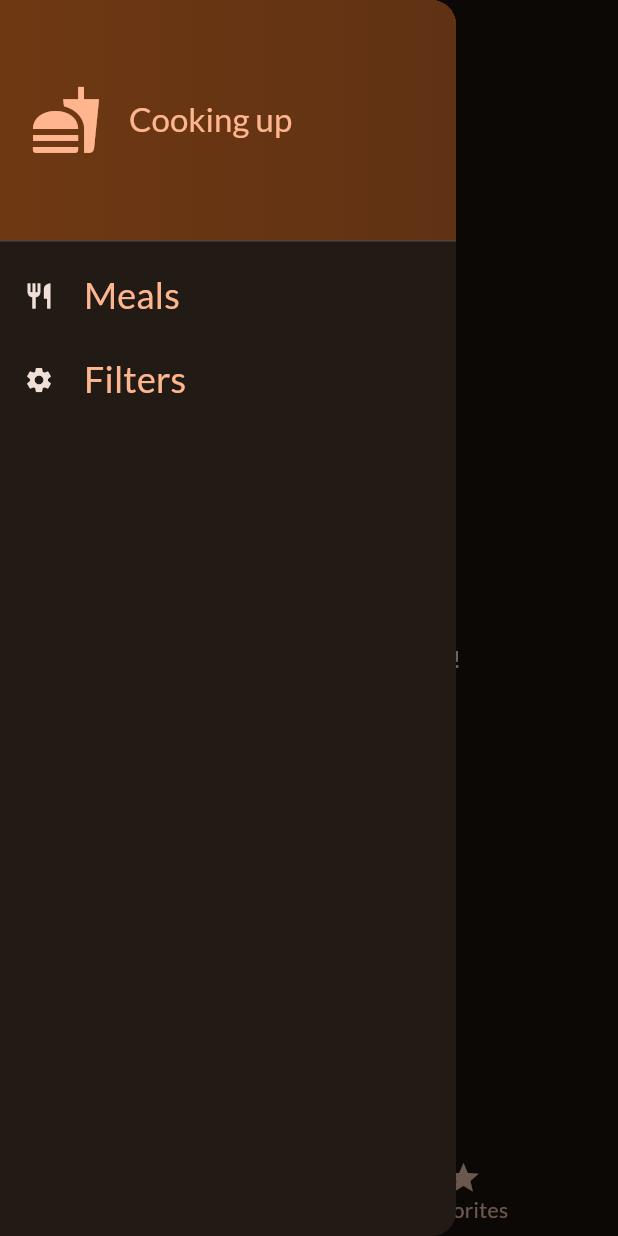
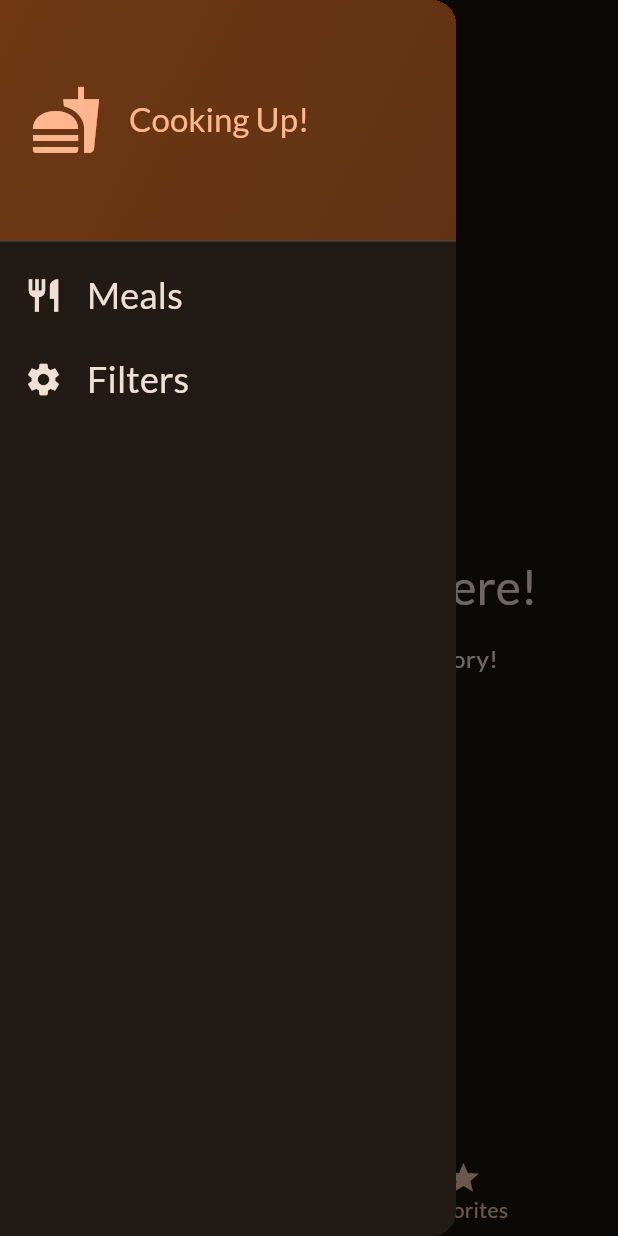
Before and after one commit to KKrsnakova/mealApp2, a Flutter app: the screen it shows after launch, item 2 of the bottom bar chosen, with the side drawer open, on a phone screen of 412 x 824 dp. Run offline on Flutter 3.47's test engine with Material 3 defaults, Android fonts, the phone set to English and light mode, and no system bars; our stand-ins replace flutter_riverpod, google_fonts, transparent_image.

Commit message:
update commit

```diff
--- a/lib/data/dummy_data.dart
+++ b/lib/data/dummy_data.dart
@@ -4,7 +4,7 @@ import 'package:meals/models/category.dart';
 import 'package:meals/models/meal.dart';
 
 // Constants in Dart should be written in lowerCamelcase.
-var availableCategories = [
+const availableCategories = [
   Category(
     id: 'c1',
     title: 'Italian',
--- /dev/null
+++ b/lib/provider/favorites_provider.dart
@@ -0,0 +1,22 @@
+import 'package:flutter_riverpod/flutter_riverpod.dart';
+import 'package:meals/models/meal.dart';
+
+class FavouriteMealsNotifier extends StateNotifier<List<Meal>> {
+  FavouriteMealsNotifier() : super([]);
+
+  bool toggleMealFavouriteStatus(Meal meal) {
+    final mealIsFavourite = state.contains(meal);
+    if (mealIsFavourite) {
+      state = state.where((m) => m.id != meal.id).toList();
+      return false;
+    } else {
+      state = [...state, meal];
+      return true;
+    }
+  }
+}
+
+final favouriteMealsProvider =
+    StateNotifierProvider<FavouriteMealsNotifier, List<Meal>>((ref) {
+  return FavouriteMealsNotifier();
+});
--- /dev/null
+++ b/lib/provider/filters_provider.dart
@@ -0,0 +1,59 @@
+import 'package:flutter_riverpod/flutter_riverpod.dart';
+import 'package:meals/provider/meals_provider.dart';
+
+enum Filter {
+  glutenFree,
+  lactoseFree,
+  vegetarian,
+  vegan,
+}
+
+class FiltersNotifier extends StateNotifier<Map<Filter, bool>> {
+  FiltersNotifier()
+      : super({
+          Filter.glutenFree: false,
+          Filter.lactoseFree: false,
+          Filter.vegetarian: false,
+          Filter.vegan: false
+        });
+
+  void setFilters(Map<Filter, bool> chosenFilters) {
+    state = chosenFilters;
+  }
+
+  void setFilter(Filter filter, bool isActive) {
+    // state[filter] = isActive //not allowed bcs mutating state
+    state = {
+      ...state,
+      filter: isActive,
+    };
+  }
+}
+
+final filtersProvider =
+    StateNotifierProvider<FiltersNotifier, Map<Filter, bool>>(
+  (ref) => FiltersNotifier(),
+);
+
+final filteredMealsProvider = Provider(
+  (ref) {
+    final meals = ref.watch(mealsProvider);
+    final activeFilters = ref.watch(filtersProvider);
+
+    return meals.where((meal) {
+      if (activeFilters[Filter.glutenFree]! && !meal.isGlutenFree) {
+        return false;
+      }
+      if (activeFilters[Filter.lactoseFree]! && !meal.isLactoseFree) {
+        return false;
+      }
+      if (activeFilters[Filter.vegetarian]! && !meal.isVegetarian) {
+        return false;
+      }
+      if (activeFilters[Filter.vegan]! && !meal.isVegan) {
+        return false;
+      }
+      return true;
+    }).toList();
+  },
+);
--- a/lib/screens/meals.dart
+++ b/lib/screens/meals.dart
@@ -1,25 +1,24 @@
 import 'package:flutter/material.dart';
+
 import 'package:meals/models/meal.dart';
-import 'package:meals/screens/meal_detail.dart';
+import 'package:meals/screens/meal_details.dart';
 import 'package:meals/widgets/meal_item.dart';
 
 class MealsScreen extends StatelessWidget {
-  const MealsScreen(
-      {super.key,
+  const MealsScreen({
+    super.key,
     this.title,
     required this.meals,
-      required this.onToggleFavourite});
+  });
 
   final String? title;
   final List<Meal> meals;
-  final void Function(Meal meal) onToggleFavourite;
 
   void selectMeal(BuildContext context, Meal meal) {
     Navigator.of(context).push(
       MaterialPageRoute(
-        builder: (ctx) => MealDetailScreen(
+        builder: (ctx) => MealDetailsScreen(
           meal: meal,
-          onToggleFavourite: onToggleFavourite,
         ),
       ),
     );
@@ -32,21 +31,17 @@ class MealsScreen extends StatelessWidget {
         mainAxisSize: MainAxisSize.min,
         children: [
           Text(
-            'Nothing here!',
-            style: Theme.of(context)
-                .textTheme
-                .headlineLarge!
-                .copyWith(color: Theme.of(context).colorScheme.onSurface),
+            'Uh oh ... nothing here!',
+            style: Theme.of(context).textTheme.headlineLarge!.copyWith(
+                  color: Theme.of(context).colorScheme.onSurface,
                 ),
-          const SizedBox(
-            height: 16,
           ),
+          const SizedBox(height: 16),
           Text(
-            'Select a different category!',
-            style: Theme.of(context)
-                .textTheme
-                .bodyLarge!
-                .copyWith(color: Theme.of(context).colorScheme.onSurface),
+            'Try selecting a different category!',
+            style: Theme.of(context).textTheme.bodyLarge!.copyWith(
+                  color: Theme.of(context).colorScheme.onSurface,
+                ),
           ),
         ],
       ),
@@ -57,10 +52,11 @@ class MealsScreen extends StatelessWidget {
         itemCount: meals.length,
         itemBuilder: (ctx, index) => MealItem(
           meal: meals[index],
-                onSelectMeal: (context, meal) {
+          onSelectMeal: (meal) {
             selectMeal(context, meal);
           },
-              ));
+        ),
+      );
     }
 
     if (title == null) {
@@ -71,6 +67,7 @@ class MealsScreen extends StatelessWidget {
       appBar: AppBar(
         title: Text(title!),
       ),
-        body: content);
+      body: content,
+    );
   }
 }
--- a/lib/screens/tabs.dart
+++ b/lib/screens/tabs.dart
@@ -1,6 +1,8 @@
 import 'package:flutter/material.dart';
-import 'package:meals/data/dummy_data.dart';
-import 'package:meals/models/meal.dart';
+import 'package:flutter_riverpod/flutter_riverpod.dart';
+
+import 'package:meals/provider/favorites_provider.dart';
+import 'package:meals/provider/filters_provider.dart';
 import 'package:meals/screens/categories.dart';
 import 'package:meals/screens/filters.dart';
 import 'package:meals/screens/meals.dart';
@@ -10,48 +12,22 @@ const kInitialFilters = {
   Filter.glutenFree: false,
   Filter.lactoseFree: false,
   Filter.vegetarian: false,
-  Filter.vegan: false,
+  Filter.vegan: false
 };
 
-class TabsScreen extends StatefulWidget {
+class TabsScreen extends ConsumerStatefulWidget {
   const TabsScreen({super.key});
 
   @override
-  State<StatefulWidget> createState() {
+  ConsumerState<TabsScreen> createState() {
     return _TabsScreenState();
   }
 }
 
-class _TabsScreenState extends State<TabsScreen> {
+class _TabsScreenState extends ConsumerState<TabsScreen> {
   int _selectedPageIndex = 0;
-  final List<Meal> _favouriteList = [];
-  Map<Filter, bool> _selectedFilters = kInitialFilters;
 
-  void _showInfoMessage(String message) {
-    ScaffoldMessenger.of(context).clearSnackBars();
-    ScaffoldMessenger.of(context).showSnackBar(
-      SnackBar(
-        content: Text(message),
-      ),
-    );
-  }
-
-  void _toggleMealFavouriteStatus(Meal meal) {
-    final isExisting = _favouriteList.contains(meal);
-    if (isExisting) {
-      setState(() {
-        _favouriteList.remove(meal);
-      });
-      _showInfoMessage('No longer favorite.');
-    } else {
-      setState(() {
-        _favouriteList.add(meal);
-      });
-      _showInfoMessage('Add to favorite.');
-    }
-  }
-
-  void _selectedPage(int index) {
+  void _selectPage(int index) {
     setState(() {
       _selectedPageIndex = index;
     });
@@ -60,51 +36,29 @@ class _TabsScreenState extends State<TabsScreen> {
   void _setScreen(String identifier) async {
     Navigator.of(context).pop();
     if (identifier == 'filters') {
-      final result = await Navigator.of(context).push<Map<Filter, bool>>(
+      await Navigator.of(context).push<Map<Filter, bool>>(
         MaterialPageRoute(
-          builder: (ctx) => FiltersScreen(
-            currentFilters: _selectedFilters,
-          ),
+          builder: (ctx) => const FiltersScreen(),
         ),
       );
-
-      setState(() {
-        _selectedFilters = result ?? kInitialFilters;
-      });
     }
   }
 
   @override
   Widget build(BuildContext context) {
-    final availableMeals = dummyMeals.where((meal) {
-      if (_selectedFilters[Filter.glutenFree]! && !meal.isGlutenFree) {
-        return false;
-      }
+    final availableMeals = ref.watch(filteredMealsProvider);
 
-      if (_selectedFilters[Filter.lactoseFree]! && !meal.isLactoseFree) {
-        return false;
-      }
-
-      if (_selectedFilters[Filter.vegetarian]! && !meal.isVegetarian) {
-        return false;
-      }
-
-      if (_selectedFilters[Filter.vegan]! && !meal.isVegan) {
-        return false;
-      }
-      return true;
-    }).toList();
     Widget activePage = CategoriesScreen(
-      onToggleFavourite: _toggleMealFavouriteStatus,
       availableMeals: availableMeals,
     );
-    var activePageTitle = 'Your Favorites';
+    var activePageTitle = 'Categories';
 
     if (_selectedPageIndex == 1) {
+      final favouriteMeal = ref.watch(favouriteMealsProvider);
       activePage = MealsScreen(
-        meals: _favouriteList,
-        onToggleFavourite: _toggleMealFavouriteStatus,
+        meals: favouriteMeal,
       );
+      activePageTitle = 'Your Favorites';
     }
 
     return Scaffold(
@@ -116,7 +70,7 @@ class _TabsScreenState extends State<TabsScreen> {
       ),
       body: activePage,
       bottomNavigationBar: BottomNavigationBar(
-        onTap: _selectedPage,
+        onTap: _selectPage,
         currentIndex: _selectedPageIndex,
         items: const [
           BottomNavigationBarItem(
--- a/lib/widgets/main_drawer.dart
+++ b/lib/widgets/main_drawer.dart
@@ -13,10 +13,18 @@ class MainDrawer extends StatelessWidget {
           DrawerHeader(
             padding: const EdgeInsets.all(20),
             decoration: BoxDecoration(
-                gradient: LinearGradient(colors: [
-              Theme.of(context).colorScheme.primaryContainer,
-              Theme.of(context).colorScheme.primaryContainer.withOpacity(0.8),
-            ])),
+              gradient: LinearGradient(
+                colors: [
+                  Theme.of(context).colorScheme.primaryContainer,
+                  Theme.of(context)
+                      .colorScheme
+                      .primaryContainer
+                      .withOpacity(0.8),
+                ],
+                begin: Alignment.topLeft,
+                end: Alignment.bottomRight,
+              ),
+            ),
             child: Row(
               children: [
                 Icon(
@@ -24,28 +32,28 @@ class MainDrawer extends StatelessWidget {
                   size: 48,
                   color: Theme.of(context).colorScheme.primary,
                 ),
-                const SizedBox(
-                  width: 18,
-                ),
+                const SizedBox(width: 18),
                 Text(
-                  'Cooking up',
+                  'Cooking Up!',
                   style: Theme.of(context).textTheme.titleLarge!.copyWith(
                         color: Theme.of(context).colorScheme.primary,
                       ),
-                )
+                ),
               ],
             ),
           ),
           ListTile(
             leading: Icon(
               Icons.restaurant,
-              size: 20,
+              size: 26,
               color: Theme.of(context).colorScheme.onSurface,
             ),
             title: Text(
               'Meals',
               style: Theme.of(context).textTheme.titleSmall!.copyWith(
-                  color: Theme.of(context).colorScheme.primary, fontSize: 24),
+                    color: Theme.of(context).colorScheme.onSurface,
+                    fontSize: 24,
+                  ),
             ),
             onTap: () {
               onSelectScreen('meals');
@@ -54,18 +62,20 @@ class MainDrawer extends StatelessWidget {
           ListTile(
             leading: Icon(
               Icons.settings,
-              size: 20,
+              size: 26,
               color: Theme.of(context).colorScheme.onSurface,
             ),
             title: Text(
               'Filters',
               style: Theme.of(context).textTheme.titleSmall!.copyWith(
-                  color: Theme.of(context).colorScheme.primary, fontSize: 24),
+                    color: Theme.of(context).colorScheme.onSurface,
+                    fontSize: 24,
+                  ),
             ),
             onTap: () {
               onSelectScreen('filters');
             },
-          )
+          ),
         ],
       ),
     );
```
Also changed, not shown: lib/main.dart (+7 -2 lines), lib/models/category.dart (+6 -2 lines), lib/provider/meals_provider.dart (added, +8 -0 lines), lib/screens/categories.dart (+13 -16 lines), lib/screens/filters.dart (+47 -96 lines), lib/screens/meal_details.dart (renamed from lib/screens/meal_detail.dart, +39 -32 lines), lib/widgets/category_grid_item.dart (+7 -4 lines), lib/widgets/meal_item.dart (+30 -24 lines), lib/widgets/meal_item_trait.dart (+18 -16 lines), pubspec.yaml (+7 -6 lines), pubspec.lock, 1 other file. Lines whose indentation alone changed are shown as unchanged.
